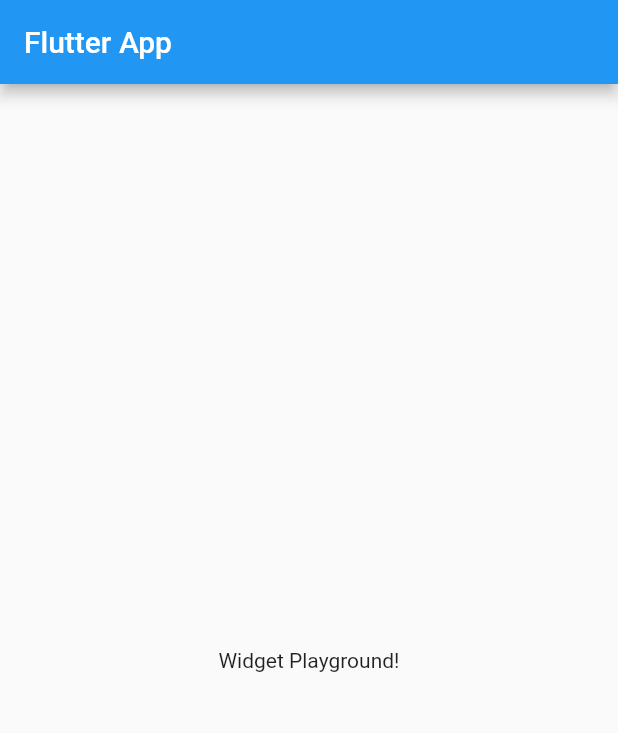
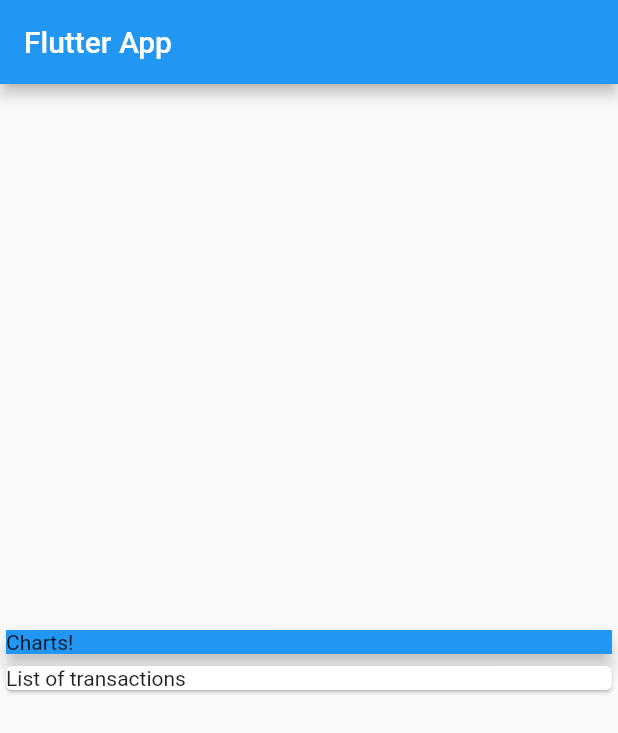
Before and after one commit to Ammar-JT/expenses_app, a Flutter app: the screen it shows after launch, on a phone screen of 412 x 824 dp. Shown: the top 733 px of the screen. Run offline on Flutter 3.47's test engine with Material 2 defaults, Android fonts, the phone set to English and light mode, and no system bars.

Commit message:
lesson 1: Expenses App main structure + Column + Rows

```diff
--- a/lib/main.dart
+++ b/lib/main.dart
@@ -1,3 +1,17 @@
+// Lesson 1: Expenses App main structure + Column + Rows
+
+// - Expenses App
+// - Column and rows
+// - mainAxisAlignment for column (up to down axis)
+// - mainAxisAlignment for row (left to right)
+// - crossAxisAlignment is the crossing axis, it's logical i won't explain it!
+
+// - MainAxisAlignment.something <<< change something and see all the options
+
+// - CrossAxisAlignment.strech <<< use this so you don't need to put a container with full width above every column's child cards!
+
+
+
 import 'package:flutter/material.dart';
 
 void main() {
@@ -22,8 +36,27 @@ class MyHomePage extends StatelessWidget {
       appBar: AppBar(
         title: Text('Flutter App'),
       ),
-      body: Center(
-        child: Text('Widget Playground!'),
+      // ignore: prefer_const_literals_to_create_immutables
+      body: Column(
+        //mainAxis fo
+        mainAxisAlignment: MainAxisAlignment.center,
+        crossAxisAlignment: CrossAxisAlignment.stretch,
+        children: <Widget>[
+          Card(
+            //we used container here to make the card has full width (using double.infinity)
+            //.. cuz card take its child width, and text take its parents width,
+            //.. that's why you need container in the middle, or even above card:
+            child: Container(
+              color: Colors.blue,
+              child: Text('Charts!'),
+              width: double.infinity,
+              ),
+            elevation: 5,
+          ),
+          Card(
+            child: Text('List of transactions'),
+          ),
+        ],
       ),
     );
   }
```
